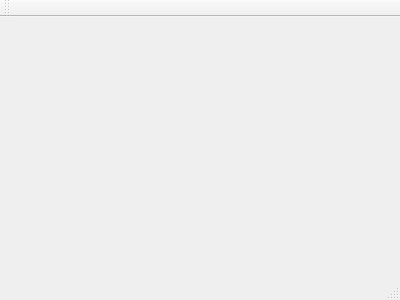
Before: the Qt Designer form JogoDoPalito/mainwindow.ui in pedrocruz/JogoDoPalito, drawn with Qt 5.
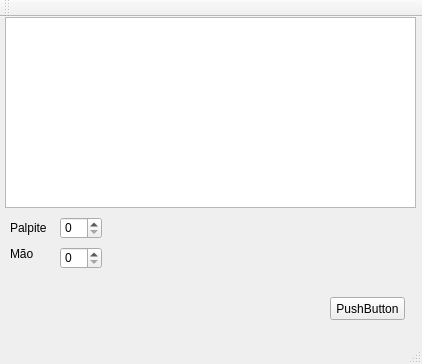
After: the same form once the commit is applied.

Commit message: Início do desenho da interface gráfica

What changed in the file:
```diff
--- a/JogoDoPalito/mainwindow.ui
+++ b/JogoDoPalito/mainwindow.ui
@@ -1,24 +1,109 @@
 <ui version="4.0">
  <class>MainWindow</class>
- <widget class="QMainWindow" name="MainWindow" >
-  <property name="geometry" >
+ <widget class="QMainWindow" name="MainWindow">
+  <property name="geometry">
    <rect>
     <x>0</x>
     <y>0</y>
-    <width>400</width>
-    <height>300</height>
+    <width>422</width>
+    <height>364</height>
    </rect>
   </property>
   <property name="windowTitle" >
    <string>MainWindow</string>
   </property>
-  <widget class="QMenuBar" name="menuBar" />
-  <widget class="QToolBar" name="mainToolBar" />
-  <widget class="QWidget" name="centralWidget" />
-  <widget class="QStatusBar" name="statusBar" />
+  <widget class="QWidget" name="centralWidget">
+   <widget class="QListWidget" name="listWidget">
+    <property name="geometry">
+     <rect>
+      <x>5</x>
+      <y>0</y>
+      <width>411</width>
+      <height>191</height>
+     </rect>
+    </property>
+   </widget>
+   <widget class="QPushButton" name="pushButton">
+    <property name="geometry">
+     <rect>
+      <x>330</x>
+      <y>280</y>
+      <width>75</width>
+      <height>23</height>
+     </rect>
+    </property>
+    <property name="text">
+     <string>PushButton</string>
+    </property>
+   </widget>
+   <widget class="QLabel" name="label">
+    <property name="geometry">
+     <rect>
+      <x>10</x>
+      <y>200</y>
+      <width>121</width>
+      <height>21</height>
+     </rect>
+    </property>
+    <property name="text">
+     <string>Palpite</string>
+    </property>
+   </widget>
+   <widget class="QSpinBox" name="guessSelect">
+    <property name="geometry">
+     <rect>
+      <x>60</x>
+      <y>200</y>
+      <width>42</width>
+      <height>22</height>
+     </rect>
+    </property>
+   </widget>
+   <widget class="QLabel" name="label_2">
+    <property name="geometry">
+     <rect>
+      <x>10</x>
+      <y>230</y>
+      <width>46</width>
+      <height>13</height>
+     </rect>
+    </property>
+    <property name="text">
+     <string>Mão</string>
+    </property>
+   </widget>
+   <widget class="QSpinBox" name="handSelect">
+    <property name="geometry">
+     <rect>
+      <x>60</x>
+      <y>230</y>
+      <width>42</width>
+      <height>22</height>
+     </rect>
+    </property>
+   </widget>
+  </widget>
+  <widget class="QMenuBar" name="menuBar">
+   <property name="geometry">
+    <rect>
+     <x>0</x>
+     <y>0</y>
+     <width>422</width>
+     <height>21</height>
+    </rect>
+   </property>
+  </widget>
+  <widget class="QToolBar" name="mainToolBar">
+   <attribute name="toolBarArea">
+    <enum>TopToolBarArea</enum>
+   </attribute>
+   <attribute name="toolBarBreak">
+    <bool>false</bool>
+   </attribute>
+  </widget>
+  <widget class="QStatusBar" name="statusBar"/>
  </widget>
- <layoutDefault spacing="6" margin="11" />
- <pixmapfunction></pixmapfunction>
+ <layoutdefault spacing="6" margin="11"/>
  <resources/>
  <connections/>
 </ui>
```
Left out of the diff: 3 changed lines with no effect on the pictures. The commit also changes 6 other files.
